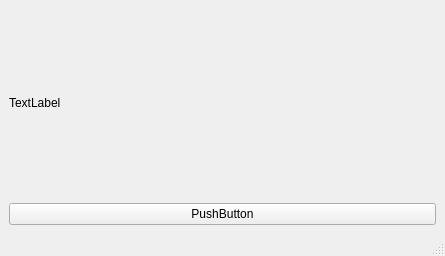
The window that tf03_setup/main_window.ui (codincodee/tf0x_dev) describes before a commit, drawn with Qt 5.
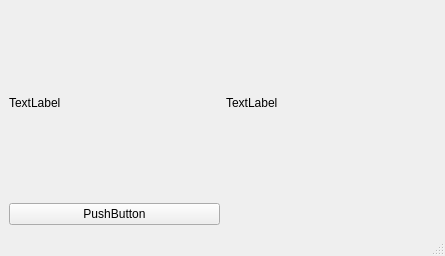
The same window after the commit.

```diff
--- a/tf03_setup/main_window.ui
+++ b/tf03_setup/main_window.ui
@@ -32,6 +32,13 @@
       </property>
      </widget>
     </item>
+    <item row="0" column="1">
+     <widget class="QLabel" name="FrequencyDisplayLabel">
+      <property name="text">
+       <string>TextLabel</string>
+      </property>
+     </widget>
+    </item>
    </layout>
   </widget>
   <widget class="QMenuBar" name="menubar">
```
